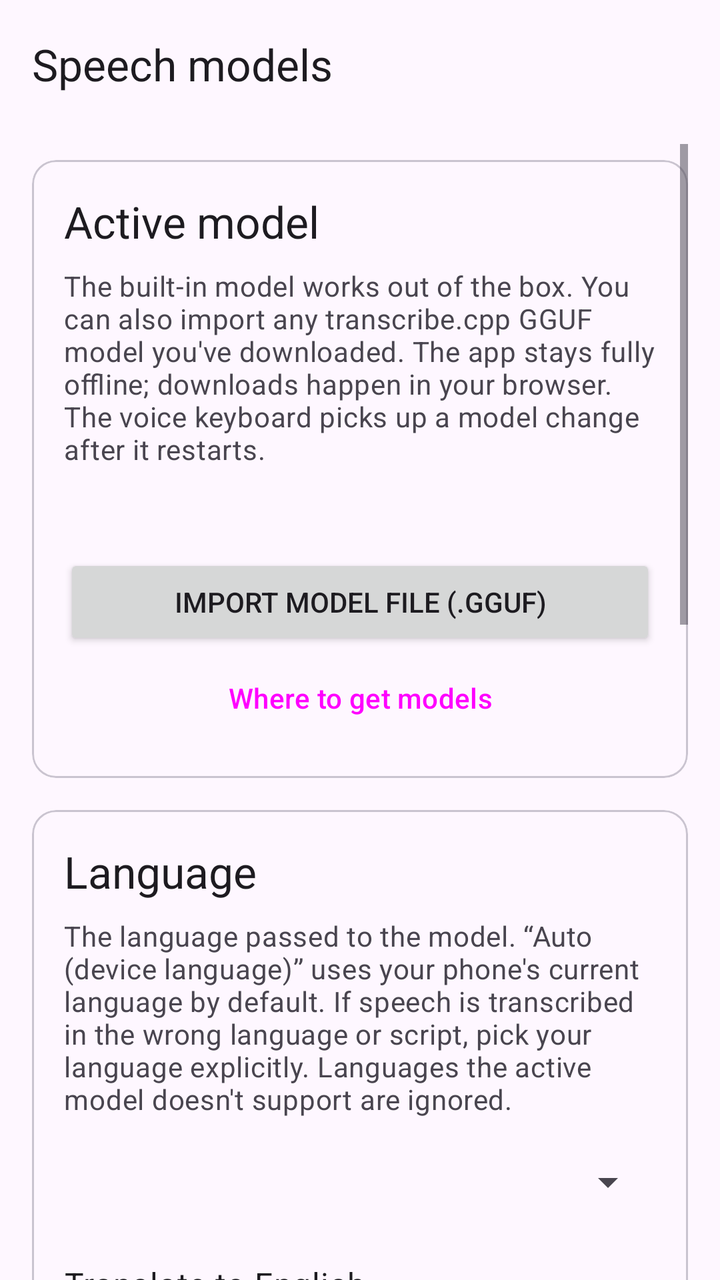
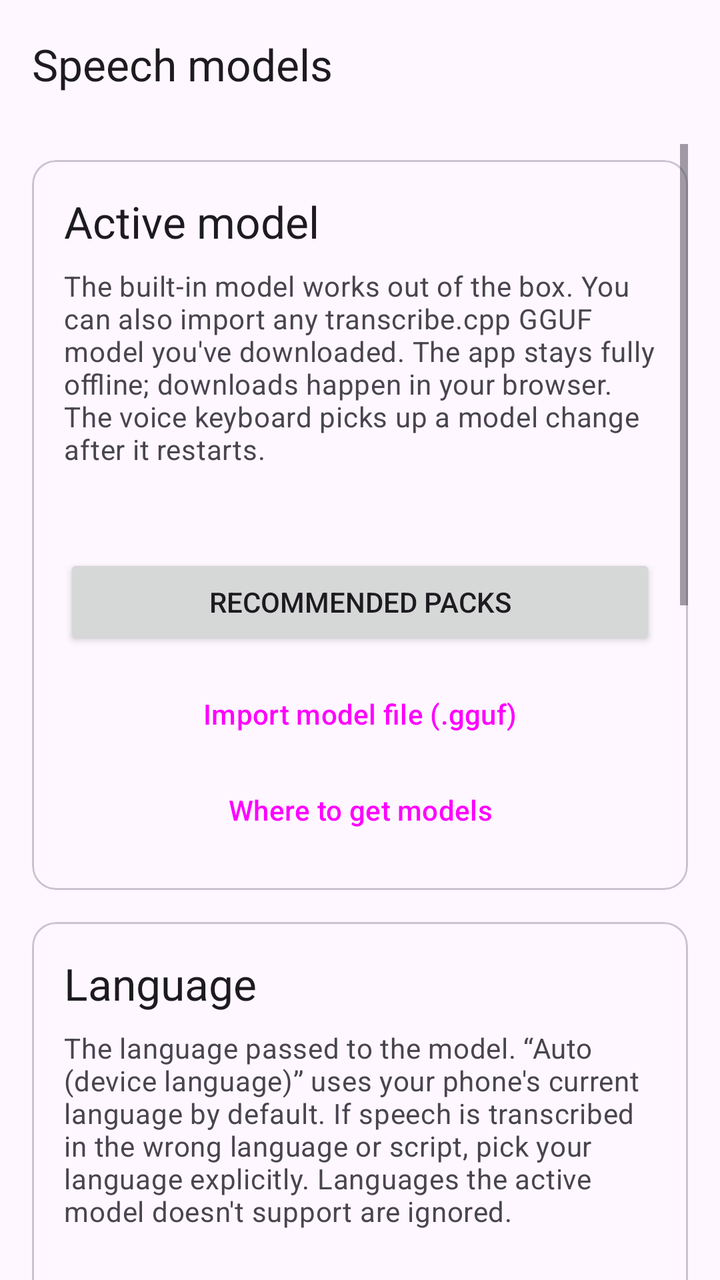

Before-and-after screenshots of an Android layout around one commit, followed by the original layout XML and the change that was made.
<!-- AndroidManifest.xml: application theme AppTheme -->
<!-- res/layout/activity_models.xml -->
<?xml version="1.0" encoding="utf-8"?>
<LinearLayout xmlns:android="http://schemas.android.com/apk/res/android"
    xmlns:app="http://schemas.android.com/apk/res-auto"
    android:layout_width="match_parent"
    android:layout_height="match_parent"
    android:orientation="vertical">

    <com.google.android.material.appbar.AppBarLayout
        android:layout_width="match_parent"
        android:layout_height="wrap_content"
        android:fitsSystemWindows="true">

        <com.google.android.material.appbar.MaterialToolbar
            android:id="@+id/toolbar"
            android:layout_width="match_parent"
            android:layout_height="?attr/actionBarSize"
            app:title="@string/models_title" />
    </com.google.android.material.appbar.AppBarLayout>

    <ScrollView
        android:layout_width="match_parent"
        android:layout_height="0dp"
        android:layout_weight="1"
        android:clipToPadding="false"
        android:fitsSystemWindows="true"
        android:paddingStart="16dp"
        android:paddingEnd="16dp"
        android:paddingTop="8dp"
        android:paddingBottom="16dp">

        <LinearLayout
            android:layout_width="match_parent"
            android:layout_height="wrap_content"
            android:orientation="vertical">

            
            <com.google.android.material.card.MaterialCardView
                android:layout_width="match_parent"
                android:layout_height="wrap_content"
                android:layout_marginTop="8dp"
                android:layout_marginBottom="16dp"
                app:contentPadding="16dp">

                <LinearLayout
                    android:layout_width="match_parent"
                    android:layout_height="wrap_content"
                    android:orientation="vertical">

                    <TextView
                        android:layout_width="match_parent"
                        android:layout_height="wrap_content"
                        android:text="@string/models_active_section"
                        android:textAppearance="?attr/textAppearanceTitleLarge"
                        android:layout_marginBottom="8dp"/>

                    <TextView
                        android:layout_width="match_parent"
                        android:layout_height="wrap_content"
                        android:text="@string/models_desc"
                        android:textAppearance="?attr/textAppearanceBodyMedium"
                        android:textColor="?attr/colorOnSurfaceVariant"
                        android:layout_marginBottom="8dp"/>

                    <LinearLayout
                        android:id="@+id/model_list"
                        android:layout_width="match_parent"
                        android:layout_height="wrap_content"
                        android:orientation="vertical"
                        android:layout_marginBottom="8dp"/>

                    <TextView
                        android:id="@+id/txt_model_status"
                        android:layout_width="match_parent"
                        android:layout_height="wrap_content"
                        android:textAppearance="?attr/textAppearanceBodyMedium"
                        android:textColor="?attr/colorOnSurfaceVariant"
                        android:layout_marginBottom="8dp"/>

                    <LinearLayout
                        android:id="@+id/import_area"
                        android:layout_width="match_parent"
                        android:layout_height="wrap_content"
                        android:orientation="vertical"
                        android:visibility="gone"
                        android:layout_marginBottom="8dp">

                        <TextView
                            android:id="@+id/txt_import"
                            android:layout_width="match_parent"
                            android:layout_height="wrap_content"
                            android:textAppearance="?attr/textAppearanceBodyMedium"/>

                        <ProgressBar
                            android:id="@+id/import_progress"
                            style="?android:attr/progressBarStyleHorizontal"
                            android:layout_width="match_parent"
                            android:layout_height="wrap_content"/>
                    </LinearLayout>

                    <Button
                        android:id="@+id/btn_import"
                        android:layout_width="match_parent"
                        android:layout_height="wrap_content"
                        android:text="@string/models_import"/>

                    <Button
                        android:id="@+id/btn_model_links"
                        style="@style/Widget.Material3.Button.TextButton"
                        android:layout_width="match_parent"
                        android:layout_height="wrap_content"
                        android:text="@string/models_links"/>
                </LinearLayout>
            </com.google.android.material.card.MaterialCardView>

            
            <com.google.android.material.card.MaterialCardView
                android:layout_width="match_parent"
                android:layout_height="wrap_content"
                android:layout_marginBottom="16dp"
                app:contentPadding="16dp">

                <LinearLayout
                    android:layout_width="match_parent"
                    android:layout_height="wrap_content"
                    android:orientation="vertical">

                    <TextView
                        android:layout_width="match_parent"
                        android:layout_height="wrap_content"
                        android:text="@string/models_language_section"
                        android:textAppearance="?attr/textAppearanceTitleLarge"
                        android:layout_marginBottom="8dp"/>

                    <TextView
                        android:layout_width="match_parent"
                        android:layout_height="wrap_content"
                        android:text="@string/models_language_desc"
                        android:textAppearance="?attr/textAppearanceBodyMedium"
                        android:textColor="?attr/colorOnSurfaceVariant"
                        android:layout_marginBottom="8dp"/>

                    <Spinner
                        android:id="@+id/spinner_language"
                        android:layout_width="match_parent"
                        android:layout_height="wrap_content"
                        android:minHeight="48dp"/>

                    <LinearLayout
                        android:layout_width="match_parent"
                        android:layout_height="wrap_content"
                        android:orientation="horizontal"
                        android:gravity="center_vertical"
                        android:layout_marginTop="16dp">

                        <LinearLayout
                            android:layout_width="0dp"
                            android:layout_height="wrap_content"
                            android:layout_weight="1"
                            android:orientation="vertical">

                            <TextView
                                android:layout_width="match_parent"
                                android:layout_height="wrap_content"
                                android:text="@string/models_translate"
                                android:textAppearance="?attr/textAppearanceBodyLarge"/>

                            <TextView
                                android:layout_width="match_parent"
                                android:layout_height="wrap_content"
                                android:text="@string/models_translate_desc"
                                android:textAppearance="?attr/textAppearanceBodySmall"
                                android:textColor="?attr/colorOnSurfaceVariant"/>
                        </LinearLayout>

                        <com.google.android.material.materialswitch.MaterialSwitch
                            android:id="@+id/switch_translate"
                            android:layout_width="wrap_content"
                            android:layout_height="wrap_content"/>
                    </LinearLayout>
                </LinearLayout>
            </com.google.android.material.card.MaterialCardView>

            
            <com.google.android.material.card.MaterialCardView
                android:layout_width="match_parent"
                android:layout_height="wrap_content"
                android:layout_marginBottom="16dp"
                app:contentPadding="16dp">

                <LinearLayout
                    android:layout_width="match_parent"
                    android:layout_height="wrap_content"
                    android:orientation="vertical">

                    <TextView
                        android:layout_width="match_parent"
                        android:layout_height="wrap_content"
                        android:text="@string/models_stream_latency_section"
                        android:textAppearance="?attr/textAppearanceTitleLarge"
                        android:layout_marginBottom="8dp"/>

                    <TextView
                        android:layout_width="match_parent"
                        android:layout_height="wrap_content"
                        android:text="@string/models_stream_latency_desc"
                        android:textAppearance="?attr/textAppearanceBodyMedium"
                        android:textColor="?attr/colorOnSurfaceVariant"
                        android:layout_marginBottom="8dp"/>

                    <Spinner
                        android:id="@+id/spinner_stream_latency"
                        android:layout_width="match_parent"
                        android:layout_height="wrap_content"
                        android:minHeight="48dp"/>
                </LinearLayout>
            </com.google.android.material.card.MaterialCardView>

            
            <com.google.android.material.card.MaterialCardView
                android:layout_width="match_parent"
                android:layout_height="wrap_content"
                android:layout_marginBottom="16dp"
                app:contentPadding="16dp">

                <LinearLayout
                    android:layout_width="match_parent"
                    android:layout_height="wrap_content"
                    android:orientation="vertical">

                    <TextView
                        android:layout_width="match_parent"
                        android:layout_height="wrap_content"
                        android:text="@string/models_threads_section"
                        android:textAppearance="?attr/textAppearanceTitleLarge"
                        android:layout_marginBottom="8dp"/>

                    <TextView
                        android:layout_width="match_parent"
                        android:layout_height="wrap_content"
                        android:text="@string/models_threads_desc"
                        android:textAppearance="?attr/textAppearanceBodyMedium"
                        android:textColor="?attr/colorOnSurfaceVariant"
                        android:layout_marginBottom="8dp"/>

                    <Spinner
                        android:id="@+id/spinner_threads"
                        android:layout_width="match_parent"
                        android:layout_height="wrap_content"
                        android:minHeight="48dp"/>
                </LinearLayout>
            </com.google.android.material.card.MaterialCardView>

            
            <com.google.android.material.card.MaterialCardView
                android:layout_width="match_parent"
                android:layout_height="wrap_content"
                android:layout_marginBottom="16dp"
                app:contentPadding="16dp">

                <LinearLayout
                    android:layout_width="match_parent"
                    android:layout_height="wrap_content"
                    android:orientation="vertical">

                    <TextView
                        android:layout_width="match_parent"
                        android:layout_height="wrap_content"
                        android:text="@string/models_backend_section"
                        android:textAppearance="?attr/textAppearanceTitleLarge"
                        android:layout_marginBottom="8dp"/>

                    <TextView
                        android:layout_width="match_parent"
                        android:layout_height="wrap_content"
                        android:text="@string/models_backend_desc"
                        android:textAppearance="?attr/textAppearanceBodyMedium"
                        android:textColor="?attr/colorOnSurfaceVariant"
                        android:layout_marginBottom="8dp"/>

                    <Spinner
                        android:id="@+id/spinner_backend"
                        android:layout_width="match_parent"
                        android:layout_height="wrap_content"
                        android:minHeight="48dp"/>
                </LinearLayout>
            </com.google.android.material.card.MaterialCardView>
        </LinearLayout>
    </ScrollView>
</LinearLayout>
<!-- resources referenced by this layout -->
<resources>
  <string name="models_active_section">Active model</string>
  <string name="models_backend_desc">Compute engine used for inference. CPU (ARM NEON with dotprod + fp16) is default and optimized for mobile devices. NPU and GPU backends can be selected if supported by the model and device.</string>
  <string name="models_backend_section">Hardware acceleration</string>
  <string name="models_desc">The built-in model works out of the box. You can also import any transcribe.cpp GGUF model you\'ve downloaded. The app stays fully offline; downloads happen in your browser. The voice keyboard picks up a model change after it restarts.</string>
  <string name="models_import">Import model file (.gguf)</string>
  <string name="models_language_desc">The language passed to the model. “Auto (device language)” uses your phone\'s current language by default. If speech is transcribed in the wrong language or script, pick your language explicitly. Languages the active model doesn\'t support are ignored.</string>
  <string name="models_language_section">Language</string>
  <string name="models_links">Where to get models</string>
  <string name="models_stream_latency_desc">Chunk size for streaming models (Nemotron). Smaller chunks show live partial results sooner while you speak, at a small accuracy cost. “Balanced” is the model\'s default.</string>
  <string name="models_stream_latency_section">Streaming latency</string>
  <string name="models_threads_desc">Threads used for transcription. “Automatic” picks a value based on this device\'s CPU. If transcription is slow, try different values; more threads is not always faster.</string>
  <string name="models_threads_section">CPU threads</string>
  <string name="models_title">Speech models</string>
  <string name="models_translate">Translate to English</string>
  <string name="models_translate_desc">For models that support it (e.g. Whisper): speech in any language becomes English text, including in live subtitles. Ignored by other models.</string>
  <style name="AppTheme" parent="Theme.Material3.DayNight.NoActionBar">
          <item name="colorPrimary">@color/colorPrimary</item>
          <item name="colorOnPrimary">@color/white</item>
          
          <item name="android:windowDrawsSystemBarBackgrounds">true</item>
          <item name="android:statusBarColor">?attr/colorSurface</item>
          <item name="android:navigationBarColor">?attr/colorSurface</item>
          <item name="android:windowLightStatusBar">true</item>
      </style>
</resources>

<!-- the commit's change to res/layout/activity_models.xml (unified diff, before → after) -->
@@ -98,7 +98,15 @@
                     </LinearLayout>
 
                     <Button
+                        android:id="@+id/btn_recommended_packs"
+                        android:layout_width="match_parent"
+                        android:layout_height="wrap_content"
+                        android:text="@string/models_recommended_packs"
+                        android:layout_marginBottom="8dp"/>
+
+                    <Button
                         android:id="@+id/btn_import"
+                        style="@style/Widget.Material3.Button.OutlinedButton"
                         android:layout_width="match_parent"
                         android:layout_height="wrap_content"
                         android:text="@string/models_import"/>
<!-- resource entries referenced after the edit -->
@@ -8,6 +8,7 @@
   <string name="models_language_desc">The language passed to the model. “Auto (device language)” uses your phone\'s current language by default. If speech is transcribed in the wrong language or script, pick your language explicitly. Languages the active model doesn\'t support are ignored.</string>
   <string name="models_language_section">Language</string>
   <string name="models_links">Where to get models</string>
+  <string name="models_recommended_packs">Recommended packs</string>
   <string name="models_stream_latency_desc">Chunk size for streaming models (Nemotron). Smaller chunks show live partial results sooner while you speak, at a small accuracy cost. “Balanced” is the model\'s default.</string>
   <string name="models_stream_latency_section">Streaming latency</string>
   <string name="models_threads_desc">Threads used for transcription. “Automatic” picks a value based on this device\'s CPU. If transcription is slow, try different values; more threads is not always faster.</string>
